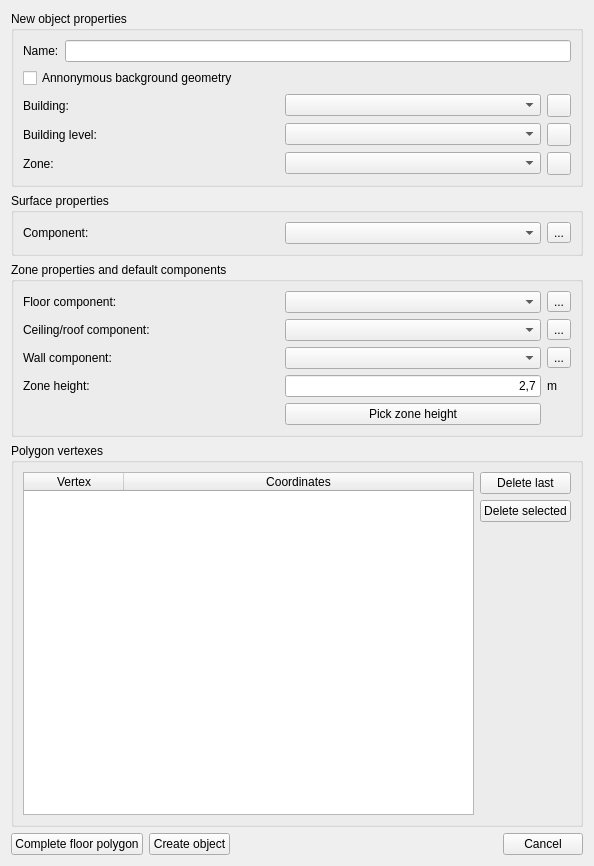
Above: SIM-VICUS/src/SVPropVertexListWidget.ui from ghorwin/SIM-VICUS before the change. Below: the same form after it.
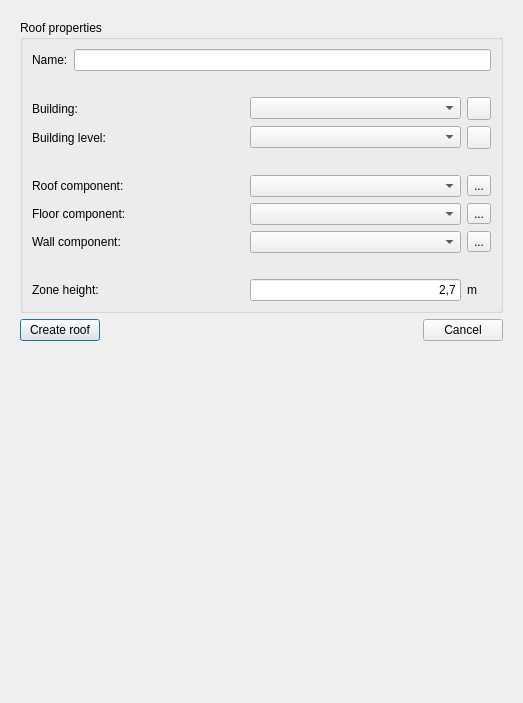
That is the form after the change. Icons and pictures are not drawn. Custom widgets are drawn as their Qt base class.

Commit message: Started redesign of construction dialog

Patch:
```diff
--- a/SIM-VICUS/src/SVPropVertexListWidget.ui
+++ b/SIM-VICUS/src/SVPropVertexListWidget.ui
@@ -6,56 +6,112 @@
    <rect>
     <x>0</x>
     <y>0</y>
-    <width>594</width>
-    <height>866</height>
+    <width>523</width>
+    <height>703</height>
    </rect>
   </property>
-  <property name="windowTitle">
-   <string>Form</string>
-  </property>
+  <layout class="QVBoxLayout" name="verticalLayout_2">
+   <item>
+    <widget class="QStackedWidget" name="stackedWidget">
+     <property name="currentIndex">
+      <number>3</number>
+     </property>
+     <widget class="QWidget" name="pageVertexes">
   <layout class="QVBoxLayout" name="verticalLayout">
    <item>
+        <widget class="QGroupBox" name="groupBoxPolygonVertexes">
+         <property name="title">
+          <string>Polygon vertexes</string>
+         </property>
+         <layout class="QGridLayout" name="gridLayout">
+          <item row="2" column="1">
+           <widget class="QPushButton" name="pushButtonDeleteSelected">
+            <property name="text">
+             <string>Delete selected</string>
+            </property>
+           </widget>
+          </item>
+          <item row="1" column="1">
+           <widget class="QPushButton" name="pushButtonDeleteLast">
+            <property name="text">
+             <string>Delete last</string>
+            </property>
+           </widget>
+          </item>
+          <item row="3" column="1">
+           <spacer name="verticalSpacer">
+            <property name="orientation">
+             <enum>Qt::Vertical</enum>
+            </property>
+            <property name="sizeHint" stdset="0">
+             <size>
+              <width>20</width>
+              <height>216</height>
+             </size>
+            </property>
+           </spacer>
+          </item>
+          <item row="1" column="0" rowspan="3">
+           <widget class="QTableWidget" name="tableWidgetVertexes">
+            <property name="minimumSize">
+             <size>
+              <width>250</width>
+              <height>0</height>
+             </size>
+            </property>
+            <property name="alternatingRowColors">
+             <bool>true</bool>
+            </property>
+            <property name="selectionMode">
+             <enum>QAbstractItemView::SingleSelection</enum>
+            </property>
+            <property name="selectionBehavior">
+             <enum>QAbstractItemView::SelectRows</enum>
+            </property>
+            <attribute name="horizontalHeaderStretchLastSection">
+             <bool>true</bool>
+            </attribute>
+            <attribute name="verticalHeaderVisible">
+             <bool>false</bool>
+            </attribute>
+            <column>
+             <property name="text">
+              <string>Vertex</string>
+             </property>
+            </column>
+            <column>
+             <property name="text">
+              <string>Coordinates</string>
+             </property>
+            </column>
+           </widget>
+          </item>
+          <item row="4" column="0" colspan="2">
+           <widget class="QPushButton" name="pushButtonCompletePolygon">
+            <property name="text">
+             <string>Complete polygon</string>
+            </property>
+            <property name="default">
+             <bool>true</bool>
+            </property>
+           </widget>
+          </item>
+         </layout>
+        </widget>
+       </item>
+      </layout>
+     </widget>
+     <widget class="QWidget" name="pageSurface">
+      <layout class="QGridLayout" name="gridLayout_6" rowstretch="0,1,0">
+       <item row="0" column="0" colspan="3">
     <widget class="QGroupBox" name="groupBoxObjectProperties">
      <property name="title">
-      <string>New object properties</string>
+          <string>Surface properties</string>
      </property>
      <layout class="QGridLayout" name="gridLayout_4">
-      <item row="2" column="0">
-       <widget class="QLabel" name="labelBuilding">
-        <property name="text">
-         <string>Building:</string>
-        </property>
-       </widget>
-      </item>
       <item row="2" column="1">
        <widget class="QComboBox" name="comboBoxBuilding"/>
       </item>
-      <item row="4" column="1">
-       <widget class="QComboBox" name="comboBoxZone"/>
-      </item>
-      <item row="4" column="0">
-       <widget class="QLabel" name="labelZone">
-        <property name="text">
-         <string>Zone:</string>
-        </property>
-       </widget>
-      </item>
-      <item row="2" column="2">
-       <widget class="QToolButton" name="toolButtonAddBuilding">
-        <property name="icon">
-         <iconset resource="../resources/SIM-VICUS.qrc">
-          <normaloff>:/gfx/actions/24x24/plus.png</normaloff>:/gfx/actions/24x24/plus.png</iconset>
-        </property>
-       </widget>
-      </item>
-      <item row="3" column="2">
-       <widget class="QToolButton" name="toolButtonAddBuildingLevel">
-        <property name="icon">
-         <iconset resource="../resources/SIM-VICUS.qrc">
-          <normaloff>:/gfx/actions/24x24/plus.png</normaloff>:/gfx/actions/24x24/plus.png</iconset>
-        </property>
-       </widget>
-      </item>
       <item row="4" column="2">
        <widget class="QToolButton" name="toolButtonAddZone">
         <property name="icon">
@@ -85,6 +141,37 @@
         </property>
        </widget>
       </item>
+          <item row="4" column="0">
+           <widget class="QLabel" name="labelZone">
+            <property name="text">
+             <string>Zone:</string>
+            </property>
+           </widget>
+          </item>
+          <item row="6" column="0">
+           <widget class="QLabel" name="label_5">
+            <property name="text">
+             <string>Component:</string>
+            </property>
+           </widget>
+          </item>
+          <item row="6" column="2">
+           <widget class="QToolButton" name="toolButtonEditComponents1">
+            <property name="text">
+             <string>...</string>
+            </property>
+           </widget>
+          </item>
+          <item row="4" column="1">
+           <widget class="QComboBox" name="comboBoxZone"/>
+          </item>
+          <item row="2" column="0">
+           <widget class="QLabel" name="labelBuilding">
+            <property name="text">
+             <string>Building:</string>
+            </property>
+           </widget>
+          </item>
       <item row="3" column="1">
        <widget class="QComboBox" name="comboBoxBuildingLevel"/>
       </item>
@@ -95,123 +182,227 @@
         </property>
        </widget>
       </item>
-     </layout>
-    </widget>
-   </item>
-   <item>
-    <widget class="QGroupBox" name="groupBoxSurfaceProperties">
-     <property name="title">
-      <string>Surface properties</string>
-     </property>
-     <layout class="QGridLayout" name="gridLayout_3">
-      <item row="0" column="1">
+          <item row="2" column="2">
+           <widget class="QToolButton" name="toolButtonAddBuilding">
+            <property name="icon">
+             <iconset resource="../resources/SIM-VICUS.qrc">
+              <normaloff>:/gfx/actions/24x24/plus.png</normaloff>:/gfx/actions/24x24/plus.png</iconset>
+            </property>
+           </widget>
+          </item>
+          <item row="3" column="2">
+           <widget class="QToolButton" name="toolButtonAddBuildingLevel">
+            <property name="icon">
+             <iconset resource="../resources/SIM-VICUS.qrc">
+              <normaloff>:/gfx/actions/24x24/plus.png</normaloff>:/gfx/actions/24x24/plus.png</iconset>
+            </property>
+           </widget>
+          </item>
+          <item row="5" column="1">
+           <spacer name="verticalSpacer_2">
+            <property name="orientation">
+             <enum>Qt::Vertical</enum>
+            </property>
+            <property name="sizeType">
+             <enum>QSizePolicy::Preferred</enum>
+            </property>
+            <property name="sizeHint" stdset="0">
+             <size>
+              <width>20</width>
+              <height>20</height>
+             </size>
+            </property>
+           </spacer>
+          </item>
+          <item row="6" column="1">
        <widget class="QComboBox" name="comboBoxComponent"/>
       </item>
-      <item row="0" column="0">
-       <widget class="QLabel" name="label_5">
+         </layout>
+        </widget>
+       </item>
+       <item row="1" column="2">
+        <widget class="QPushButton" name="pushButtonCancelSurface">
         <property name="text">
-         <string>Component:</string>
+          <string>Cancel</string>
         </property>
        </widget>
       </item>
-      <item row="0" column="2">
-       <widget class="QToolButton" name="toolButtonEditComponents1">
+       <item row="1" column="1">
+        <spacer name="horizontalSpacer_2">
+         <property name="orientation">
+          <enum>Qt::Horizontal</enum>
+         </property>
+         <property name="sizeHint" stdset="0">
+          <size>
+           <width>285</width>
+           <height>20</height>
+          </size>
+         </property>
+        </spacer>
+       </item>
+       <item row="1" column="0">
+        <widget class="QPushButton" name="pushButtonCreateSurface">
         <property name="text">
-         <string>...</string>
-        </property>
-       </widget>
-      </item>
-     </layout>
-    </widget>
-   </item>
-   <item>
-    <widget class="QGroupBox" name="groupBoxZoneProperties">
+          <string>Create surface</string>
+         </property>
+         <property name="default">
+          <bool>true</bool>
+         </property>
+        </widget>
+       </item>
+       <item row="2" column="1">
+        <spacer name="verticalSpacer_3">
+         <property name="orientation">
+          <enum>Qt::Vertical</enum>
+         </property>
+         <property name="sizeHint" stdset="0">
+          <size>
+           <width>20</width>
+           <height>40</height>
+          </size>
+         </property>
+        </spacer>
+       </item>
+      </layout>
+      <zorder>pushButtonCreateSurface</zorder>
+      <zorder>pushButtonCancelSurface</zorder>
+      <zorder>horizontalSpacer_2</zorder>
+      <zorder>groupBoxObjectProperties</zorder>
+      <zorder>verticalSpacer_3</zorder>
+     </widget>
+     <widget class="QWidget" name="page">
+      <layout class="QGridLayout" name="gridLayout_3">
+       <item row="1" column="2">
+        <widget class="QPushButton" name="pushButtonCancelZone">
+         <property name="text">
+          <string>Cancel</string>
+         </property>
+        </widget>
+       </item>
+       <item row="1" column="0">
+        <widget class="QPushButton" name="pushButtonCreateZone">
+         <property name="text">
+          <string>Create zone</string>
+         </property>
+         <property name="default">
+          <bool>true</bool>
+         </property>
+        </widget>
+       </item>
+       <item row="1" column="1">
+        <spacer name="horizontalSpacer_3">
+         <property name="orientation">
+          <enum>Qt::Horizontal</enum>
+         </property>
+         <property name="sizeHint" stdset="0">
+          <size>
+           <width>302</width>
+           <height>20</height>
+          </size>
+         </property>
+        </spacer>
+       </item>
+       <item row="0" column="0" colspan="3">
+        <widget class="QGroupBox" name="groupBoxObjectProperties_2">
      <property name="title">
-      <string>Zone properties and default components</string>
+          <string>Zone properties</string>
      </property>
      <layout class="QGridLayout" name="gridLayout_2">
-      <item row="0" column="2">
+          <item row="9" column="2">
+           <widget class="QLabel" name="label_3">
+            <property name="text">
+             <string>m</string>
+            </property>
+           </widget>
+          </item>
+          <item row="5" column="2">
        <widget class="QToolButton" name="toolButtonEditComponents2">
         <property name="text">
          <string>...</string>
         </property>
        </widget>
       </item>
-      <item row="0" column="1">
-       <widget class="QComboBox" name="comboBoxComponentFloor"/>
-      </item>
-      <item row="3" column="0">
-       <widget class="QLabel" name="label_2">
-        <property name="text">
-         <string>Zone height:</string>
-        </property>
-       </widget>
-      </item>
-      <item row="2" column="0">
-       <widget class="QLabel" name="label_8">
-        <property name="text">
-         <string>Wall component:</string>
-        </property>
-       </widget>
-      </item>
-      <item row="1" column="2">
-       <widget class="QToolButton" name="toolButtonEditComponents3">
-        <property name="text">
-         <string>...</string>
-        </property>
-       </widget>
-      </item>
-      <item row="1" column="1">
+          <item row="6" column="1">
        <widget class="QComboBox" name="comboBoxComponentCeiling"/>
       </item>
-      <item row="3" column="1">
-       <widget class="QtExt::ValidatingLineEdit" name="lineEditZoneHeight">
-        <property name="sizePolicy">
-         <sizepolicy hsizetype="Preferred" vsizetype="Fixed">
-          <horstretch>0</horstretch>
-          <verstretch>0</verstretch>
-         </sizepolicy>
-        </property>
+          <item row="0" column="0" colspan="3">
+           <layout class="QHBoxLayout" name="horizontalLayout_3">
+            <item>
+             <widget class="QLabel" name="label_4">
         <property name="text">
-         <string>2,7</string>
-        </property>
-        <property name="alignment">
-         <set>Qt::AlignRight|Qt::AlignTrailing|Qt::AlignVCenter</set>
+               <string>Name:</string>
+              </property>
+             </widget>
+            </item>
+            <item>
+             <widget class="QLineEdit" name="lineEditName_2"/>
+            </item>
+           </layout>
+          </item>
+          <item row="3" column="2">
+           <widget class="QToolButton" name="toolButtonAddBuildingLevel_2">
+            <property name="icon">
+             <iconset resource="../resources/SIM-VICUS.qrc">
+              <normaloff>:/gfx/actions/24x24/plus.png</normaloff>:/gfx/actions/24x24/plus.png</iconset>
+            </property>
+           </widget>
+          </item>
+          <item row="2" column="0">
+           <widget class="QLabel" name="labelBuilding_2">
+            <property name="text">
+             <string>Building:</string>
         </property>
        </widget>
       </item>
       <item row="2" column="2">
-       <widget class="QToolButton" name="toolButtonEditComponents4">
+           <widget class="QToolButton" name="toolButtonAddBuilding_2">
+            <property name="icon">
+             <iconset resource="../resources/SIM-VICUS.qrc">
+              <normaloff>:/gfx/actions/24x24/plus.png</normaloff>:/gfx/actions/24x24/plus.png</iconset>
+            </property>
+           </widget>
+          </item>
+          <item row="6" column="2">
+           <widget class="QToolButton" name="toolButtonEditComponents3">
         <property name="text">
          <string>...</string>
         </property>
        </widget>
       </item>
-      <item row="0" column="0">
-       <widget class="QLabel" name="label_6">
+          <item row="5" column="1">
+           <widget class="QComboBox" name="comboBoxComponentFloor"/>
+          </item>
+          <item row="3" column="0">
+           <widget class="QLabel" name="labelBuildingLevel_2">
         <property name="text">
-         <string>Floor component:</string>
+             <string>Building level:</string>
         </property>
        </widget>
       </item>
-      <item row="2" column="1">
-       <widget class="QComboBox" name="comboBoxComponentWalls"/>
-      </item>
-      <item row="3" column="2">
-       <widget class="QLabel" name="label_3">
-        <property name="text">
-         <string>m</string>
-        </property>
-       </widget>
-      </item>
-      <item row="1" column="0">
+          <item row="4" column="1">
+           <spacer name="verticalSpacer_6">
+            <property name="orientation">
+             <enum>Qt::Vertical</enum>
+            </property>
+            <property name="sizeType">
+             <enum>QSizePolicy::Preferred</enum>
+            </property>
+            <property name="sizeHint" stdset="0">
+             <size>
+              <width>20</width>
+              <height>16</height>
+             </size>
+            </property>
+           </spacer>
+          </item>
+          <item row="6" column="0">
        <widget class="QLabel" name="label_7">
         <property name="text">
          <string>Ceiling/roof component:</string>
         </property>
        </widget>
       </item>
-      <item row="4" column="1">
+          <item row="10" column="1">
        <widget class="QPushButton" name="pushButtonPickZoneHeight">
         <property name="text">
          <string>Pick zone height</string>
@@ -221,117 +412,345 @@
         </property>
        </widget>
       </item>
-     </layout>
-    </widget>
-   </item>
-   <item>
-    <widget class="QGroupBox" name="groupBoxPolygonVertexes">
-     <property name="title">
-      <string>Polygon vertexes</string>
-     </property>
-     <layout class="QGridLayout" name="gridLayout">
+          <item row="7" column="0">
+           <widget class="QLabel" name="label_8">
+            <property name="text">
+             <string>Wall component:</string>
+            </property>
+           </widget>
+          </item>
       <item row="3" column="1">
-       <spacer name="verticalSpacer">
-        <property name="orientation">
-         <enum>Qt::Vertical</enum>
-        </property>
-        <property name="sizeHint" stdset="0">
-         <size>
-          <width>20</width>
-          <height>216</height>
-         </size>
-        </property>
-       </spacer>
-      </item>
-      <item row="1" column="0" rowspan="3">
-       <widget class="QTableWidget" name="tableWidgetVertexes">
-        <property name="minimumSize">
-         <size>
-          <width>250</width>
-          <height>0</height>
-         </size>
-        </property>
-        <property name="alternatingRowColors">
-         <bool>true</bool>
-        </property>
-        <property name="selectionMode">
-         <enum>QAbstractItemView::SingleSelection</enum>
-        </property>
-        <property name="selectionBehavior">
-         <enum>QAbstractItemView::SelectRows</enum>
-        </property>
-        <attribute name="horizontalHeaderStretchLastSection">
-         <bool>true</bool>
-        </attribute>
-        <attribute name="verticalHeaderVisible">
-         <bool>false</bool>
-        </attribute>
-        <column>
+           <widget class="QComboBox" name="comboBoxBuildingLevel_2"/>
+          </item>
+          <item row="5" column="0">
+           <widget class="QLabel" name="label_6">
+            <property name="text">
+             <string>Floor component:</string>
+            </property>
+           </widget>
+          </item>
+          <item row="7" column="2">
+           <widget class="QToolButton" name="toolButtonEditComponents4">
+            <property name="text">
+             <string>...</string>
+            </property>
+           </widget>
+          </item>
+          <item row="9" column="1">
+           <widget class="QtExt::ValidatingLineEdit" name="lineEditZoneHeight">
+            <property name="sizePolicy">
+             <sizepolicy hsizetype="Preferred" vsizetype="Fixed">
+              <horstretch>0</horstretch>
+              <verstretch>0</verstretch>
+             </sizepolicy>
+            </property>
          <property name="text">
-          <string>Vertex</string>
-         </property>
-        </column>
-        <column>
-         <property name="text">
-          <string>Coordinates</string>
-         </property>
-        </column>
-       </widget>
-      </item>
-      <item row="1" column="1">
-       <widget class="QPushButton" name="pushButtonDeleteLast">
+             <string>2,7</string>
+            </property>
+            <property name="alignment">
+             <set>Qt::AlignRight|Qt::AlignTrailing|Qt::AlignVCenter</set>
+            </property>
+           </widget>
+          </item>
+          <item row="7" column="1">
+           <widget class="QComboBox" name="comboBoxComponentWalls"/>
+          </item>
+          <item row="9" column="0">
+           <widget class="QLabel" name="label_2">
         <property name="text">
-         <string>Delete last</string>
+             <string>Zone height:</string>
         </property>
        </widget>
       </item>
+          <item row="1" column="1">
+           <spacer name="verticalSpacer_5">
+            <property name="orientation">
+             <enum>Qt::Vertical</enum>
+            </property>
+            <property name="sizeType">
+             <enum>QSizePolicy::Preferred</enum>
+            </property>
+            <property name="sizeHint" stdset="0">
+             <size>
+              <width>20</width>
+              <height>16</height>
+             </size>
+            </property>
+           </spacer>
+          </item>
       <item row="2" column="1">
-       <widget class="QPushButton" name="pushButtonDeleteSelected">
-        <property name="text">
-         <string>Delete selected</string>
-        </property>
-       </widget>
+           <widget class="QComboBox" name="comboBoxBuilding_2"/>
+          </item>
+          <item row="8" column="1">
+           <spacer name="verticalSpacer_11">
+            <property name="orientation">
+             <enum>Qt::Vertical</enum>
+            </property>
+            <property name="sizeType">
+             <enum>QSizePolicy::Preferred</enum>
+            </property>
+            <property name="sizeHint" stdset="0">
+             <size>
+              <width>20</width>
+              <height>20</height>
+             </size>
+            </property>
+           </spacer>
       </item>
      </layout>
     </widget>
    </item>
-   <item>
-    <layout class="QHBoxLayout" name="horizontalLayout_2">
-     <item>
-      <widget class="QPushButton" name="pushButtonFloorDone">
-       <property name="text">
-        <string>Complete floor polygon</string>
-       </property>
-      </widget>
-     </item>
-     <item>
-      <widget class="QPushButton" name="pushButtonFinish">
-       <property name="text">
-        <string>Create object</string>
-       </property>
-      </widget>
-     </item>
-     <item>
-      <spacer name="horizontalSpacer">
+       <item row="2" column="1">
+        <spacer name="verticalSpacer_4">
+         <property name="orientation">
+          <enum>Qt::Vertical</enum>
+         </property>
+         <property name="sizeHint" stdset="0">
+          <size>
+           <width>20</width>
+           <height>281</height>
+          </size>
+         </property>
+        </spacer>
+       </item>
+      </layout>
+     </widget>
+     <widget class="QWidget" name="page_2">
+      <layout class="QGridLayout" name="gridLayout_7">
+       <item row="1" column="1">
+        <spacer name="horizontalSpacer_5">
        <property name="orientation">
         <enum>Qt::Horizontal</enum>
        </property>
        <property name="sizeHint" stdset="0">
         <size>
-         <width>177</width>
+           <width>305</width>
          <height>20</height>
         </size>
        </property>
       </spacer>
      </item>
+       <item row="1" column="0">
+        <widget class="QPushButton" name="pushButtonCreateRoof">
+         <property name="text">
+          <string>Create roof</string>
+         </property>
+         <property name="default">
+          <bool>true</bool>
+         </property>
+        </widget>
+       </item>
+       <item row="0" column="0" colspan="3">
+        <widget class="QGroupBox" name="groupBoxObjectProperties_3">
+         <property name="title">
+          <string>Roof properties</string>
+         </property>
+         <layout class="QGridLayout" name="gridLayout_5">
+          <item row="8" column="2">
+           <widget class="QToolButton" name="toolButtonEditComponents4_2">
+            <property name="text">
+             <string>...</string>
+            </property>
+           </widget>
+          </item>
+          <item row="8" column="0">
+           <widget class="QLabel" name="label_12">
+            <property name="text">
+             <string>Wall component:</string>
+            </property>
+           </widget>
+          </item>
+          <item row="1" column="1">
+           <spacer name="verticalSpacer_7">
+            <property name="orientation">
+             <enum>Qt::Vertical</enum>
+            </property>
+            <property name="sizeType">
+             <enum>QSizePolicy::Preferred</enum>
+            </property>
+            <property name="sizeHint" stdset="0">
+             <size>
+              <width>20</width>
+              <height>20</height>
+             </size>
+            </property>
+           </spacer>
+          </item>
+          <item row="6" column="2">
+           <widget class="QToolButton" name="toolButtonEditComponents2_2">
+            <property name="text">
+             <string>...</string>
+            </property>
+           </widget>
+          </item>
+          <item row="7" column="2">
+           <widget class="QToolButton" name="toolButtonEditComponents3_2">
+            <property name="text">
+             <string>...</string>
+            </property>
+           </widget>
+          </item>
+          <item row="2" column="2">
+           <widget class="QToolButton" name="toolButtonAddBuilding_3">
+            <property name="icon">
+             <iconset resource="../resources/SIM-VICUS.qrc">
+              <normaloff>:/gfx/actions/24x24/plus.png</normaloff>:/gfx/actions/24x24/plus.png</iconset>
+            </property>
+           </widget>
+          </item>
+          <item row="3" column="2">
+           <widget class="QToolButton" name="toolButtonAddBuildingLevel_3">
+            <property name="icon">
+             <iconset resource="../resources/SIM-VICUS.qrc">
+              <normaloff>:/gfx/actions/24x24/plus.png</normaloff>:/gfx/actions/24x24/plus.png</iconset>
+            </property>
+           </widget>
+          </item>
+          <item row="2" column="0">
+           <widget class="QLabel" name="labelBuilding_3">
+            <property name="text">
+             <string>Building:</string>
+            </property>
+           </widget>
+          </item>
+          <item row="3" column="1">
+           <widget class="QComboBox" name="comboBoxBuildingLevel_3"/>
+          </item>
+          <item row="3" column="0">
+           <widget class="QLabel" name="labelBuildingLevel_3">
+            <property name="text">
+             <string>Building level:</string>
+            </property>
+           </widget>
+          </item>
+          <item row="5" column="1">
+           <spacer name="verticalSpacer_8">
+            <property name="orientation">
+             <enum>Qt::Vertical</enum>
+            </property>
+            <property name="sizeType">
+             <enum>QSizePolicy::Preferred</enum>
+            </property>
+            <property name="sizeHint" stdset="0">
+             <size>
+              <width>20</width>
+              <height>20</height>
+             </size>
+            </property>
+           </spacer>
+          </item>
+          <item row="10" column="1">
+           <widget class="QtExt::ValidatingLineEdit" name="lineEditZoneHeight_2">
+            <property name="sizePolicy">
+             <sizepolicy hsizetype="Preferred" vsizetype="Fixed">
+              <horstretch>0</horstretch>
+              <verstretch>0</verstretch>
+             </sizepolicy>
+            </property>
+            <property name="text">
+             <string>2,7</string>
+            </property>
+            <property name="alignment">
+             <set>Qt::AlignRight|Qt::AlignTrailing|Qt::AlignVCenter</set>
+            </property>
+           </widget>
+          </item>
+          <item row="10" column="0">
+           <widget class="QLabel" name="label_13">
+            <property name="text">
+             <string>Zone height:</string>
+            </property>
+           </widget>
+          </item>
+          <item row="2" column="1">
+           <widget class="QComboBox" name="comboBoxBuilding_3"/>
+          </item>
+          <item row="7" column="1">
+           <widget class="QComboBox" name="comboBoxComponentCeiling_2"/>
+          </item>
+          <item row="6" column="1">
+           <widget class="QComboBox" name="comboBoxComponentFloor_2"/>
+          </item>
+          <item row="8" column="1">
+           <widget class="QComboBox" name="comboBoxComponentWalls_2"/>
+          </item>
+          <item row="0" column="0" colspan="3">
+           <layout class="QHBoxLayout" name="horizontalLayout_4">
      <item>
-      <widget class="QPushButton" name="pushButtonCancel">
+             <widget class="QLabel" name="label_9">
+              <property name="text">
+               <string>Name:</string>
+              </property>
+             </widget>
+            </item>
+            <item>
+             <widget class="QLineEdit" name="lineEditName_3"/>
+            </item>
+           </layout>
+          </item>
+          <item row="6" column="0">
+           <widget class="QLabel" name="label_10">
+            <property name="text">
+             <string>Roof component:</string>
+            </property>
+           </widget>
+          </item>
+          <item row="7" column="0">
+           <widget class="QLabel" name="label_11">
+            <property name="text">
+             <string>Floor component:</string>
+            </property>
+           </widget>
+          </item>
+          <item row="10" column="2">
+           <widget class="QLabel" name="label_14">
+            <property name="text">
+             <string>m</string>
+            </property>
+           </widget>
+          </item>
+          <item row="9" column="1">
+           <spacer name="verticalSpacer_10">
+            <property name="orientation">
+             <enum>Qt::Vertical</enum>
+            </property>
+            <property name="sizeType">
+             <enum>QSizePolicy::Preferred</enum>
+            </property>
+            <property name="sizeHint" stdset="0">
+             <size>
+              <width>20</width>
+              <height>20</height>
+             </size>
+            </property>
+           </spacer>
+          </item>
+         </layout>
+        </widget>
+       </item>
+       <item row="1" column="2">
+        <widget class="QPushButton" name="pushButtonCancelRoof">
        <property name="text">
         <string>Cancel</string>
        </property>
       </widget>
      </item>
-    </layout>
+       <item row="2" column="1">
+        <spacer name="verticalSpacer_9">
+         <property name="orientation">
+          <enum>Qt::Vertical</enum>
+         </property>
+         <property name="sizeHint" stdset="0">
+          <size>
+           <width>20</width>
+           <height>80</height>
+          </size>
+         </property>
+        </spacer>
+       </item>
+      </layout>
+     </widget>
+    </widget>
    </item>
   </layout>
  </widget>
```
Lines whose indentation alone changed are shown as unchanged. The commit also changes 7 other files.
